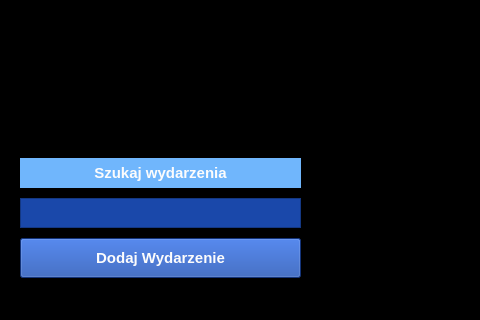
The window that GUI.ui (LeMeTwo/JPWP2022) describes before a commit, drawn with Qt 5; both pictures show x 0 to 480 and y 480 to 800 of the 1200 by 800 pixel window.
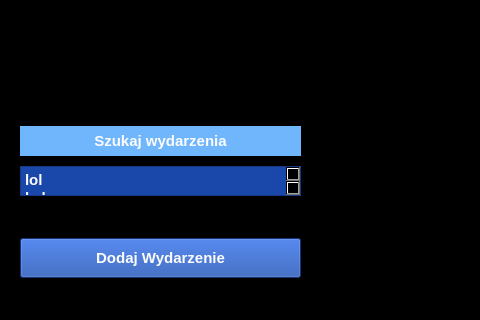
The same window after the commit. Icons and pictures are not drawn.

The edit to the form file:
```diff
--- a/GUI.ui
+++ b/GUI.ui
@@ -402,6 +402,9 @@
       </item>
       <item>
        <widget class="QTextBrowser" name="textBrowser">
+        <property name="enabled">
+         <bool>true</bool>
+        </property>
         <property name="sizePolicy">
          <sizepolicy hsizetype="Minimum" vsizetype="Minimum">
           <horstretch>0</horstretch>
@@ -434,6 +437,24 @@
          <string notr="true">background-color:rgb(26, 72, 170);
 color: rgb(252,252,252);</string>
         </property>
+        <property name="html">
+         <string>&lt;!DOCTYPE HTML PUBLIC &quot;-//W3C//DTD HTML 4.0//EN&quot; &quot;http://www.w3.org/TR/REC-html40/strict.dtd&quot;&gt;
+&lt;html&gt;&lt;head&gt;&lt;meta name=&quot;qrichtext&quot; content=&quot;1&quot; /&gt;&lt;style type=&quot;text/css&quot;&gt;
+p, li { white-space: pre-wrap; }
+&lt;/style&gt;&lt;/head&gt;&lt;body style=&quot; font-family:'MS Shell Dlg 2'; font-size:11pt; font-weight:600; font-style:normal;&quot;&gt;
+&lt;p style=&quot; margin-top:0px; margin-bottom:0px; margin-left:0px; margin-right:0px; -qt-block-indent:0; text-indent:0px;&quot;&gt;lol&lt;/p&gt;
+&lt;p style=&quot; margin-top:0px; margin-bottom:0px; margin-left:0px; margin-right:0px; -qt-block-indent:0; text-indent:0px;&quot;&gt;kek&lt;/p&gt;&lt;/body&gt;&lt;/html&gt;</string>
+        </property>
+       </widget>
+      </item>
+      <item>
+       <widget class="QLineEdit" name="lineEdit">
+        <property name="sizePolicy">
+         <sizepolicy hsizetype="Minimum" vsizetype="Minimum">
+          <horstretch>0</horstretch>
+          <verstretch>0</verstretch>
+         </sizepolicy>
+        </property>
        </widget>
       </item>
       <item>
```
Left out of the diff: 18 changed lines with no effect on the pictures.
